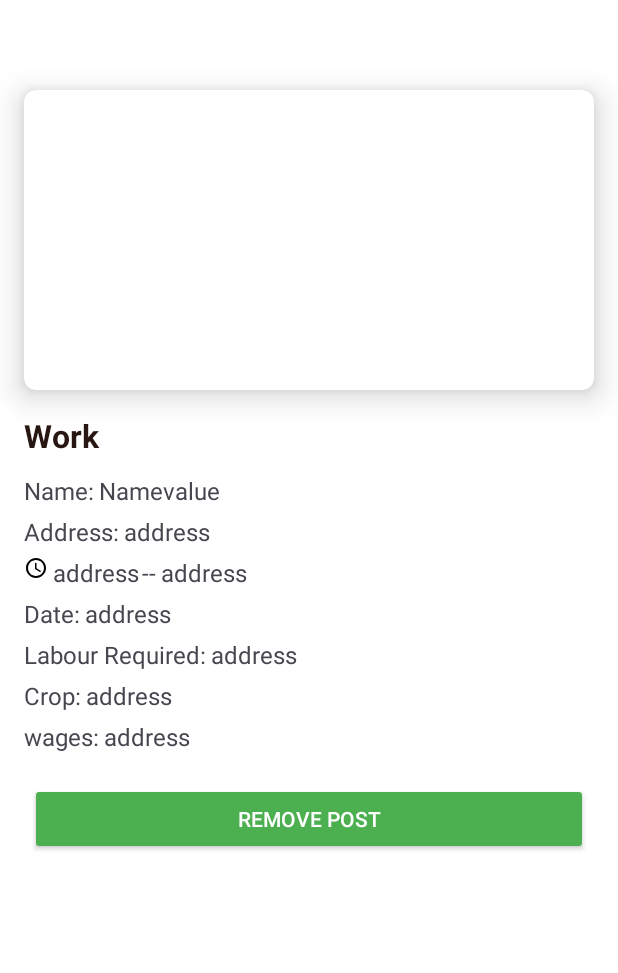
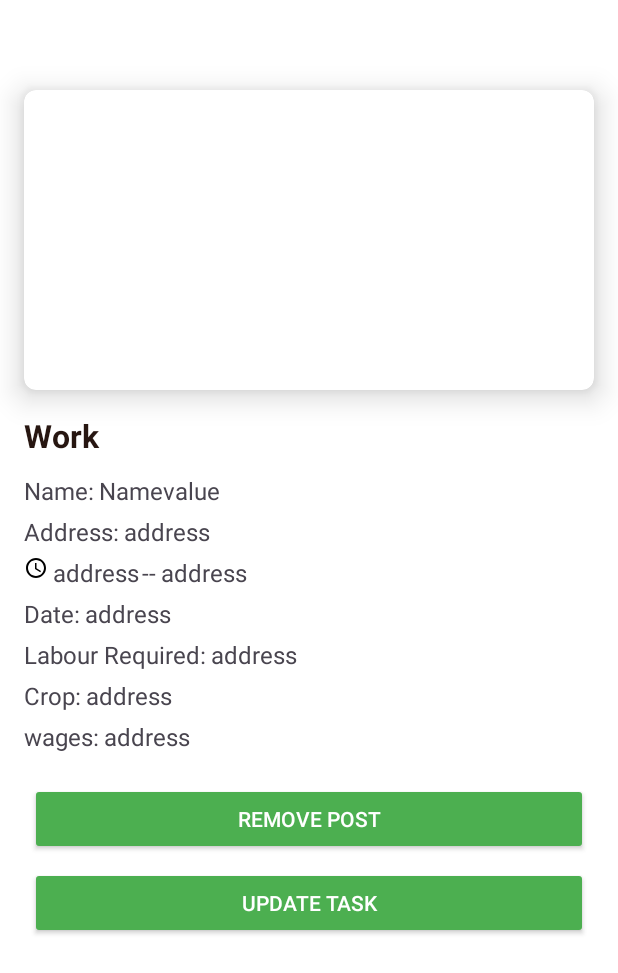
Before and after one commit to Parth200611/farmerlabourshedulingapp, an Android app: the PostDetails screen opened directly, with no data from a screen before it, on a phone screen of 412 x 824 dp. Shown: the top 973 px of the screen. Run offline under Robolectric (Android 15) with nearby library versions, the phone set to English and light mode, and no system bars.

Commit message:
app compoete

```diff
--- a/app/src/main/AndroidManifest.xml
+++ b/app/src/main/AndroidManifest.xml
@@ -17,6 +17,9 @@
         android:supportsRtl="true"
         android:theme="@style/Theme.FarmLabourScheduling"
         tools:targetApi="31">
+        <activity
+            android:name=".FARMER.updatePost"
+            android:exported="false" />
         <activity
             android:name=".ADMIN.Labourdetails"
             android:exported="false" />
--- a/app/src/main/java/com/mountreachsolution/farmlabourscheduling/FARMER/PostDetails.java
+++ b/app/src/main/java/com/mountreachsolution/farmlabourscheduling/FARMER/PostDetails.java
@@ -14,6 +14,7 @@ import android.widget.TextView;
 import androidx.activity.EdgeToEdge;
 import androidx.appcompat.app.AppCompatActivity;
 import androidx.appcompat.app.AppCompatDelegate;
+import androidx.appcompat.widget.AppCompatButton;
 import androidx.core.content.ContextCompat;
 import androidx.core.graphics.Insets;
 import androidx.core.view.ViewCompat;
@@ -38,6 +39,7 @@ public class PostDetails extends AppCompatActivity {
 
     Workrequestdatabse workrequestdatabse;
     Postwork postwork;
+    AppCompatButton btnupdate;
 
     @Override
     protected void onCreate(Bundle savedInstanceState) {
@@ -62,6 +64,16 @@ public class PostDetails extends AppCompatActivity {
         tvlabour=findViewById(R.id.tvlabourrequired);
         tvcrop=findViewById(R.id.tvcrop);
         btndelete=findViewById(R.id.btnremovepost);
+        btnupdate=findViewById(R.id.btnUpdate);
+
+        btnupdate.setOnClickListener(new View.OnClickListener() {
+            @Override
+            public void onClick(View view) {
+                Intent i = new Intent(PostDetails.this,updatePost.class);
+                i.putExtra("id",id);
+                startActivity(i);
+            }
+        });
 
         postwork=new Postwork(PostDetails.this);
 
--- a/app/src/main/java/com/mountreachsolution/farmlabourscheduling/FARMER/ProfilFragment.java
+++ b/app/src/main/java/com/mountreachsolution/farmlabourscheduling/FARMER/ProfilFragment.java
@@ -1,6 +1,7 @@
 package com.mountreachsolution.farmlabourscheduling.FARMER;
 
 import static android.app.Activity.RESULT_OK;
+import static android.app.PendingIntent.getActivity;
 import static android.content.Context.MODE_PRIVATE;
 
 import android.content.Context;
--- a/app/src/main/res/layout/activity_post_details.xml
+++ b/app/src/main/res/layout/activity_post_details.xml
@@ -236,12 +236,25 @@
     <androidx.appcompat.widget.AppCompatButton
         android:layout_width="match_parent"
         android:layout_height="wrap_content"
-        android:layout_margin="20sp"
+        android:layout_marginTop="20sp"
+        android:layout_marginStart="20sp"
+        android:layout_marginEnd="20sp"
         android:backgroundTint="@color/green"
         android:text="@string/remove_post"
         android:textColor="@color/white"
         android:id="@+id/btnremovepost"
         />
+ <androidx.appcompat.widget.AppCompatButton
+        android:layout_width="match_parent"
+        android:layout_height="wrap_content"
+        android:layout_marginTop="8sp"
+     android:layout_marginStart="20sp"
+     android:layout_marginEnd="20sp"
+        android:backgroundTint="@color/green"
+        android:text="Update Task"
+        android:textColor="@color/white"
+        android:id="@+id/btnUpdate"
+        />
 
 
 
--- /dev/null
+++ b/app/src/main/res/values/strings.xml
@@ -0,0 +1,4 @@
+<?xml version="1.0" encoding="utf-8"?>
+<resources>
+
+</resources>
```
Also changed, not shown: app/src/main/java/com/mountreachsolution/farmlabourscheduling/DATABASE/Postwork.java (+9 -0 lines), app/src/main/java/com/mountreachsolution/farmlabourscheduling/FARMER/updatePost.java (added, +64 -0 lines), app/src/main/res/layout/activity_update_post.xml (added, +55 -0 lines).
